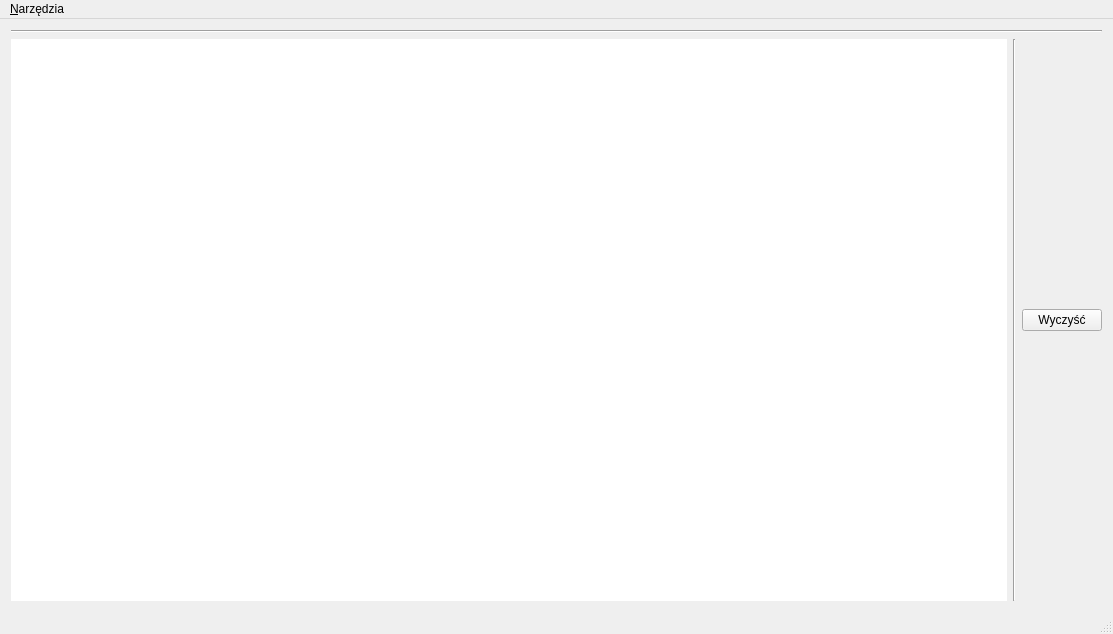
Qt form mainwindow.ui (DariuszMak/QT_Game_of_Life) before a commit.
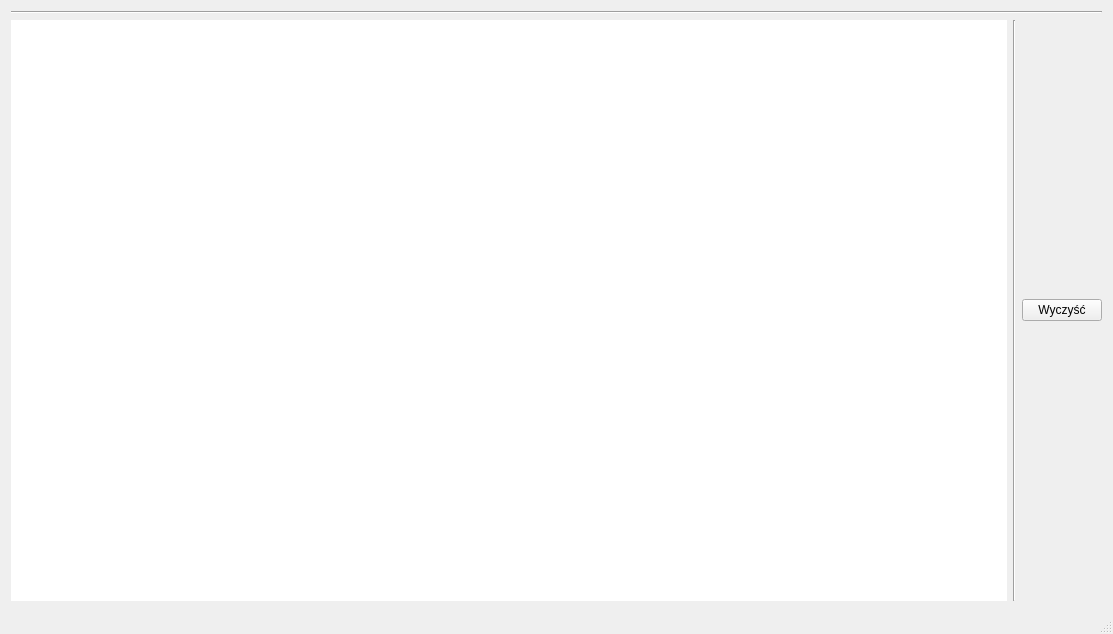
The same form after that commit.

Diff of the .ui file:
```diff
--- a/mainwindow.ui
+++ b/mainwindow.ui
@@ -96,13 +96,13 @@
            <bool>false</bool>
           </attribute>
           <attribute name="horizontalHeaderDefaultSectionSize">
-           <number>35</number>
+           <number>107</number>
           </attribute>
           <attribute name="verticalHeaderVisible">
            <bool>false</bool>
           </attribute>
           <attribute name="verticalHeaderDefaultSectionSize">
-           <number>21</number>
+           <number>58</number>
           </attribute>
           <attribute name="verticalHeaderHighlightSections">
            <bool>true</bool>
@@ -162,15 +162,6 @@
      <height>20</height>
     </rect>
    </property>
-   <widget class="QMenu" name="menuNarz_dzia">
-    <property name="title">
-     <string>&amp;Narzędzia</string>
-    </property>
-    <addaction name="actionOd_wie"/>
-    <addaction name="actionKolor_ywych_kom_rek"/>
-    <addaction name="actionKo_lor_martwych_kom_rek"/>
-   </widget>
-   <addaction name="menuNarz_dzia"/>
   </widget>
   <widget class="QStatusBar" name="statusBar"/>
   <action name="actionWczytaj_jako">
```
